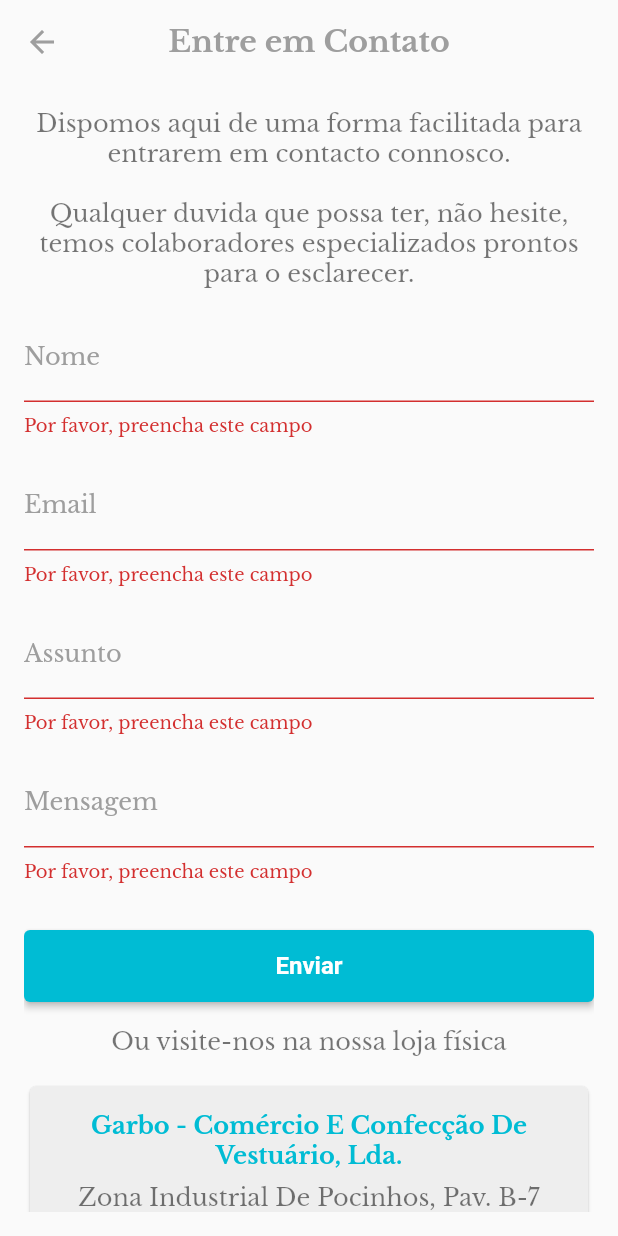
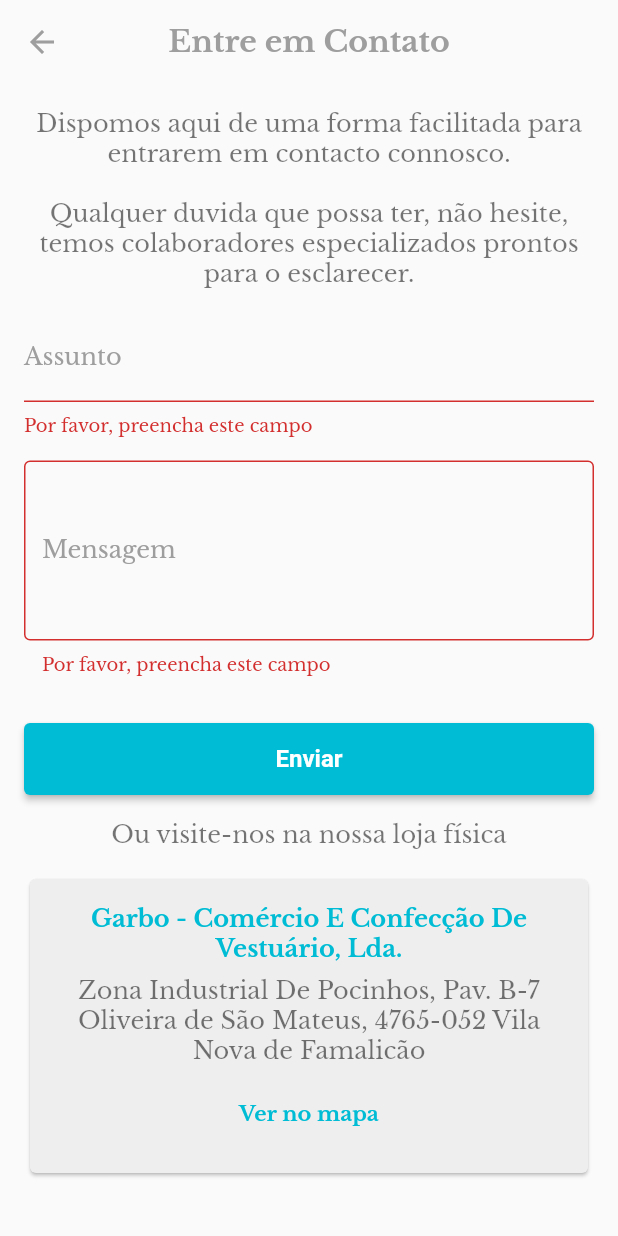
Before and after one commit to rmachado-centi/flutter_personal_app, a Flutter app: the ContactsScreen screen opened by its route, after a tap on "Enviar", on a phone screen of 412 x 824 dp. Run offline on Flutter 3.47's test engine with Material 2 defaults, Android fonts, the phone set to English and light mode, and no system bars; our stand-ins replace carousel_slider, cloud_firestore, equatable, firebase_analytics, firebase_auth, firebase_core and 2 more; missing offline and left inert: flutter_branch_sdk, maps_launcher; accounts and stored records are empty; network calls fail.

Commit message:
Launch app to play store, firebase analytics integration, set some menu items visibility to false, open email app when sending a contact request in contacts screen, request error handling in auth screens, small UI changes.

```diff
--- a/lib/core/components/carousel_slider.dart
+++ b/lib/core/components/carousel_slider.dart
@@ -25,6 +25,7 @@ class _GarboSliderState extends State<GarboSlider> {
             return Column(
               children: [
                 Container(
+
                   width: double.infinity,
                   color: Colors.white,
                   child: Row(
@@ -78,7 +79,7 @@ class _GarboSliderState extends State<GarboSlider> {
           ),
         ),
         Positioned(
-          bottom: 15,
+          bottom: 16,
           width: size.width,
           child: Row(
             crossAxisAlignment: CrossAxisAlignment.center,
--- a/lib/core/components/garbo_button.dart
+++ b/lib/core/components/garbo_button.dart
@@ -1,4 +1,3 @@
-import 'package:app/core/constants/application_constants.dart';
 import 'package:flutter/material.dart';
 
 class GarboButton extends StatelessWidget {
--- a/lib/core/components/garbo_input_field.dart
+++ b/lib/core/components/garbo_input_field.dart
@@ -33,6 +33,8 @@ class GarboInputField extends StatelessWidget {
               ? TextInputType.name
               : TextInputType.text,
       autocorrect: false,
+      minLines: inputFieldType == InputFieldType.message ? 4 : 1,
+      maxLines: inputFieldType == InputFieldType.message ? 5:1,
       cursorHeight: 24,
       cursorColor: Colors.grey,
       obscureText: inputFieldType == InputFieldType.password ? true : false,
@@ -49,9 +51,11 @@ class GarboInputField extends StatelessWidget {
       },
       decoration: InputDecoration(
         labelText: labelText,
-        focusedBorder: const UnderlineInputBorder(
-          borderSide: BorderSide(color: Colors.grey),
-        ),
+        border: inputFieldType == InputFieldType.message
+            ? const OutlineInputBorder()
+            : const UnderlineInputBorder(
+                borderSide: BorderSide(color: Colors.grey),
+              ),
         labelStyle: const TextStyle(color: Colors.grey),
       ),
     );
--- a/lib/core/utils/image_utils.dart
+++ b/lib/core/utils/image_utils.dart
@@ -1,12 +1,6 @@
 import 'package:flutter/material.dart';
 
 class ImageUtils {
-  static const apiUrl = 'https://api.remove.bg/v1.0/removebg';
-  static const headers = {
-    'X-Api-Key': 'GYRn69xk8ahoXx58joPj1Dc9',
-    'accept': 'application/json'
-  };
-
   Widget getImage(String url) {
     return Image.network(
       url,
--- a/lib/features/auth/presentation/components/header.dart
+++ b/lib/features/auth/presentation/components/header.dart
@@ -32,6 +32,5 @@ class Header extends StatelessWidget {
         ],
       ),
     );
-    ;
   }
 }
--- a/lib/features/auth/presentation/components/input_fields.dart
+++ b/lib/features/auth/presentation/components/input_fields.dart
@@ -25,7 +25,7 @@ class InputFields extends StatelessWidget {
             GarboInputField(
               key: const Key('usernameField'),
               inputController: usernameController,
-              labelText: "Username",
+              labelText: "Nome de utilizador",
               inputFieldType: InputFieldType.username,
             ),
           GarboInputField(
@@ -37,7 +37,7 @@ class InputFields extends StatelessWidget {
           GarboInputField(
             key: const Key('passwordField'),
             inputController: passwordController,
-            labelText: "Password",
+            labelText: "Senha",
             inputFieldType: InputFieldType.password,
           ),
         ],
--- a/lib/features/contacts/presentation/user_interfaces/contacts_screen.dart
+++ b/lib/features/contacts/presentation/user_interfaces/contacts_screen.dart
@@ -3,8 +3,10 @@ import 'dart:developer';
 import 'package:app/core/components/garbo_input_field.dart';
 import 'package:app/core/constants/application_constants.dart';
 import 'package:app/core/components/garbo_button.dart';
+import 'package:firebase_analytics/firebase_analytics.dart';
 import 'package:flutter/material.dart';
 import 'package:maps_launcher/maps_launcher.dart';
+import 'package:url_launcher/url_launcher.dart';
 
 class ContactsScreen extends StatefulWidget {
   const ContactsScreen({super.key});
@@ -14,11 +16,29 @@ class ContactsScreen extends StatefulWidget {
 }
 
 class _ContactsScreenState extends State<ContactsScreen> {
-  final TextEditingController _nameController = TextEditingController();
-  final TextEditingController _emailController = TextEditingController();
   final TextEditingController _subjectController = TextEditingController();
   final TextEditingController _messageController = TextEditingController();
   final _formKey = GlobalKey<FormState>();
+
+
+  void _sendEmail() async {
+    final Uri emailUri = Uri(
+      scheme: 'mailto',
+      path: 'reuban02@gmail.com', // Change this to the recipient's email address
+      queryParameters: {
+        'subject': _subjectController.text,
+        'body': _messageController.text,
+      },
+    );
+
+    if (await canLaunchUrl(emailUri)) {
+      await launchUrl(emailUri).whenComplete(() => FirebaseAnalytics.instance.logEvent(name: 'send_contact_message'));
+    } else {
+      // Handle error
+      log('Could not launch email.');
+    }
+  }
+
 
   @override
   Widget build(BuildContext context) {
@@ -61,20 +81,6 @@ class _ContactsScreenState extends State<ContactsScreen> {
                     child: Column(
                       children: [
                         GarboInputField(
-                          key: const Key('nameField'),
-                          inputController: _nameController,
-                          labelText: "Nome",
-                          inputFieldType: InputFieldType.username,
-                        ),
-                        const SizedBox(height: defaultPadding),
-                        GarboInputField(
-                          key: const Key('emailField'),
-                          inputController: _emailController,
-                          labelText: "Email",
-                          inputFieldType: InputFieldType.email,
-                        ),
-                        const SizedBox(height: defaultPadding),
-                        GarboInputField(
                           key: const Key('subjectField'),
                           inputController: _subjectController,
                           labelText: "Assunto",
@@ -85,17 +91,14 @@ class _ContactsScreenState extends State<ContactsScreen> {
                           key: const Key('messageField'),
                           inputController: _messageController,
                           labelText: "Mensagem",
-                          inputFieldType: InputFieldType.username,
+                          inputFieldType: InputFieldType.message,
                         ),
                         const SizedBox(height: 32),
                         GarboButton(
                           text: 'Enviar',
                           onPressed: () {
                             if (_formKey.currentState!.validate()) {
-                              log('Name: ${_nameController.text}');
-                              log('Email: ${_emailController.text}');
-                              log('Subject: ${_subjectController.text}');
-                              log('Message: ${_messageController.text}');
+                              _sendEmail();
                             } else {
                               log('Form is invalid');
                             }
@@ -143,7 +146,7 @@ class _ContactsScreenState extends State<ContactsScreen> {
                                         MapsLauncher.launchCoordinates(
                                           storeLocationCoordinates.values.first,
                                           storeLocationCoordinates.values.last,
-                                        ),
+                                        ).whenComplete(() => FirebaseAnalytics.instance.logEvent(name: 'store_location_opened')),
                                     child: const Text(
                                       'Ver no mapa',
                                       style: TextStyle(
--- a/lib/features/reset_password/presentation/business_components/cubit/reset_password_cubit.dart
+++ b/lib/features/reset_password/presentation/business_components/cubit/reset_password_cubit.dart
@@ -1,7 +1,6 @@
 import 'package:app/core/blocs/application_state.dart';
 import 'package:app/features/reset_password/domain/use_cases/reset_password_use_case.dart';
-import 'package:bloc/bloc.dart';
-import 'package:equatable/equatable.dart';
+import 'package:flutter_bloc/flutter_bloc.dart';
 
 part 'reset_password_state.dart';
 
--- a/lib/features/splash/splash_screen.dart
+++ b/lib/features/splash/splash_screen.dart
@@ -6,7 +6,6 @@ import 'package:app/core/constants/application_constants.dart';
 import 'package:app/core/navigator/application_routes.dart';
 import 'package:app/features/auth/presentation/business_components/auth_cubit.dart';
 import 'package:flutter/material.dart';
-import 'package:flutter/services.dart';
 import 'package:flutter_bloc/flutter_bloc.dart';
 import 'package:flutter_branch_sdk/flutter_branch_sdk.dart';
 
--- a/lib/main.dart
+++ b/lib/main.dart
@@ -10,7 +10,7 @@ import 'core/firebase/firebase_options.dart';
 
 void main() async {
   WidgetsFlutterBinding.ensureInitialized();
-  FlutterBranchSdk.validateSDKIntegration();
+  //FlutterBranchSdk.validateSDKIntegration();
   Bloc.observer = ApplicationCubitObserver();
   await Firebase.initializeApp(
     options: DefaultFirebaseOptions.currentPlatform,
--- a/pubspec.yaml
+++ b/pubspec.yaml
@@ -48,6 +48,8 @@ dependencies:
   flutter_branch_sdk: ^6.4.0
   maps_launcher: ^2.2.0
   firebase_performance: ^0.9.2+4
+  firebase_analytics: ^10.4.4
+  url_launcher: ^6.1.11
 
 dev_dependencies:
   flutter_test:
```
Also changed, not shown: lib/features/auth/presentation/business_components/auth_cubit.dart (+4 -3 lines), lib/features/auth/presentation/user_interfaces/login_screen.dart (+10 -0 lines), lib/features/auth/presentation/user_interfaces/registration_screen.dart (+12 -2 lines), lib/features/forgot_password/presentation/user_interfaces/forgot_password_screen.dart (+7 -0 lines), lib/features/home/presentation/components/drawer_body.dart (+57 -43 lines), lib/features/home/presentation/user_interfaces/home_screen.dart (+8 -4 lines), lib/features/reset_password/presentation/user_interfaces/reset_password_screen.dart (+7 -3 lines), lib/firebase_options.dart, pubspec.lock, 2 other files.
